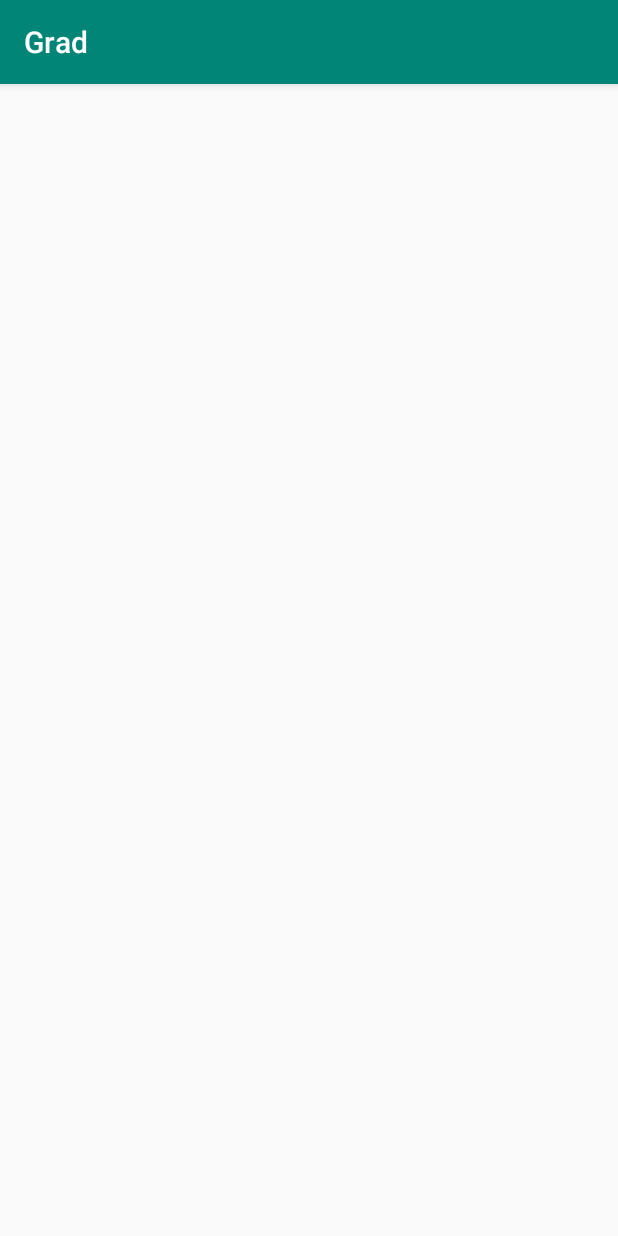
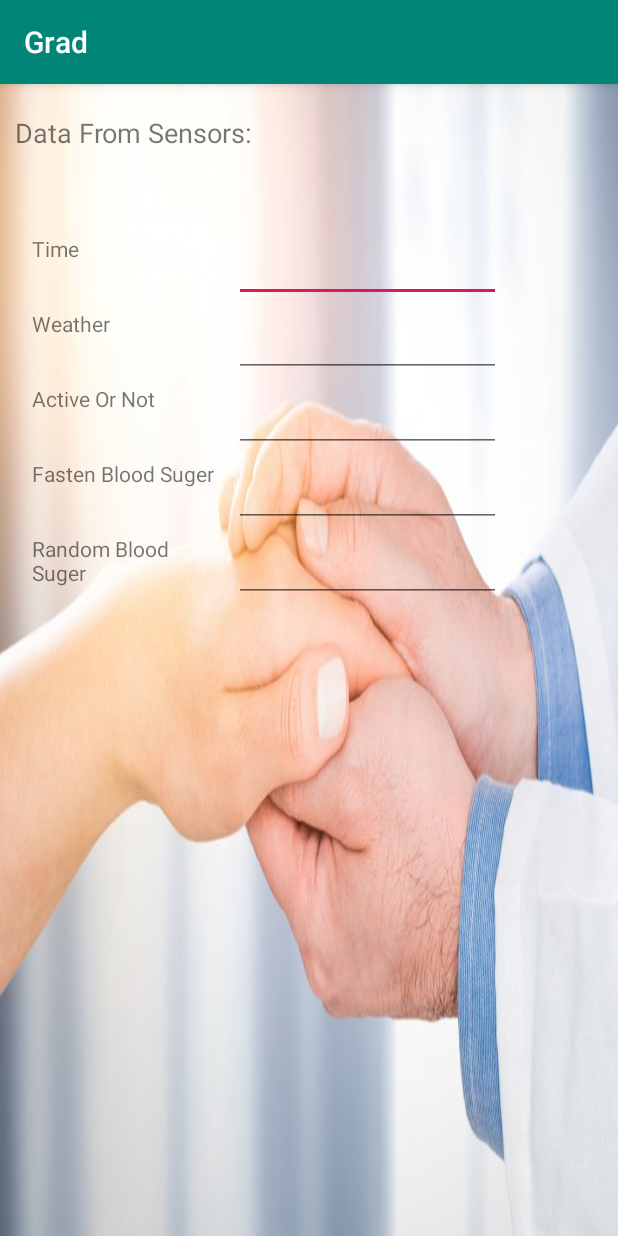
Before and after one commit to ShahdHajaj/GraduationProject, an Android app: the login screen opened directly, with no data from a screen before it, on a phone screen of 412 x 824 dp. Run offline under Robolectric (Android 15) with nearby library versions, the light colour scheme and no system bars.

Commit message:
Add login page

```diff
--- a/app/src/main/java/com/example/grad/login.java
+++ b/app/src/main/java/com/example/grad/login.java
@@ -9,5 +9,6 @@ public class login extends AppCompatActivity {
     protected void onCreate(Bundle savedInstanceState) {
         super.onCreate(savedInstanceState);
         setContentView(R.layout.login);
+
     }
 }
--- a/app/src/main/res/layout/activity_main.xml
+++ b/app/src/main/res/layout/activity_main.xml
@@ -1,7 +1,7 @@
 <?xml version="1.0" encoding="utf-8"?>
 
 <RelativeLayout xmlns:android="http://schemas.android.com/apk/res/android"
-    android:id="@+id/rootRL"
+
     android:layout_width="match_parent"
     android:layout_height="match_parent"
     android:background="@drawable/health">
@@ -23,7 +23,7 @@
         android:text="HealthCare" />
 
     <TextView
-        android:id="@+id/textView6"
+        android:id="@+id/name"
         android:layout_width="129dp"
         android:layout_height="44dp"
 
@@ -47,7 +47,7 @@
         android:inputType="textPersonName" />
 
     <TextView
-        android:id="@+id/textView8"
+        android:id="@+id/password"
         android:layout_width="129dp"
         android:layout_height="44dp"
         android:layout_alignParentStart="true"
@@ -89,23 +89,23 @@
         android:layout_alignParentRight="true"
         android:layout_marginStart="201dp"
         android:layout_marginLeft="201dp"
-        android:layout_marginTop="331dp"
+        android:layout_marginTop="327dp"
         android:layout_marginRight="69dp"
         android:text="Sign in " />
 
     <Button
         android:id="@+id/signup1"
-        android:layout_width="120dp"
-        android:layout_height="37dp"
+        android:layout_width="141dp"
+        android:layout_height="wrap_content"
         android:layout_alignParentStart="true"
         android:layout_alignParentLeft="true"
         android:layout_alignParentTop="true"
 
         android:layout_alignParentRight="true"
-        android:layout_marginStart="49dp"
-        android:layout_marginLeft="49dp"
-        android:layout_marginTop="336dp"
-        android:layout_marginRight="242dp"
+        android:layout_marginStart="62dp"
+        android:layout_marginLeft="62dp"
+        android:layout_marginTop="326dp"
+        android:layout_marginRight="208dp"
         android:text="sign up" />
 
 </RelativeLayout>
--- a/app/src/main/res/layout/login.xml
+++ b/app/src/main/res/layout/login.xml
@@ -1,6 +1,143 @@
 <?xml version="1.0" encoding="utf-8"?>
-<LinearLayout xmlns:android="http://schemas.android.com/apk/res/android"
+
+<RelativeLayout xmlns:android="http://schemas.android.com/apk/res/android"
+
     android:layout_width="match_parent"
-    android:layout_height="match_parent">
+    android:layout_height="match_parent"
+    android:background="@drawable/health">
 
-</LinearLayout>
+    <TextView
+        android:id="@+id/title"
+        android:layout_width="178dp"
+        android:layout_height="wrap_content"
+        android:layout_alignParentStart="true"
+        android:layout_alignParentLeft="true"
+        android:layout_alignParentTop="true"
+
+        android:layout_alignParentRight="true"
+        android:layout_marginStart="10dp"
+        android:layout_marginLeft="159dp"
+
+        android:layout_marginTop="20dp"
+        android:layout_marginRight="54dp"
+        android:text="Data From Sensors: "
+        android:textSize="18sp" />
+
+
+
+    <TextView
+        android:id="@+id/time"
+        android:layout_width="129dp"
+        android:layout_height="44dp"
+        android:layout_alignParentStart="true"
+        android:layout_alignParentLeft="true"
+        android:layout_alignParentTop="true"
+        android:layout_alignParentRight="true"
+        android:layout_marginStart="21dp"
+        android:layout_marginLeft="21dp"
+        android:layout_marginTop="100dp"
+        android:layout_marginRight="261dp"
+        android:text="Time" />
+
+
+    <EditText
+        android:id="@+id/timefield"
+        android:layout_width="178dp"
+        android:layout_height="wrap_content"
+        android:layout_alignParentStart="true"
+        android:layout_alignParentLeft="true"
+        android:layout_alignParentTop="true"
+        android:layout_alignParentRight="true"
+        android:layout_marginStart="156dp"
+        android:layout_marginLeft="156dp"
+        android:layout_marginTop="100dp"
+        android:layout_marginRight="77dp"
+        android:ems="10" />
+
+
+
+    <TextView
+        android:id="@+id/weather"
+        android:layout_width="129dp"
+        android:layout_height="44dp"
+        android:layout_alignParentStart="true"
+        android:layout_alignParentLeft="true"
+        android:layout_alignParentTop="true"
+        android:layout_alignParentRight="true"
+        android:layout_marginStart="21dp"
+        android:layout_marginLeft="21dp"
+        android:layout_marginTop="150dp"
+        android:layout_marginRight="261dp"
+        android:text="Weather" />
+    <EditText
+        android:id="@+id/weatherfield"
+        android:layout_width="178dp"
+        android:layout_height="wrap_content"
+        android:layout_alignParentStart="true"
+        android:layout_alignParentLeft="true"
+        android:layout_alignParentTop="true"
+
+        android:layout_alignParentRight="true"
+        android:layout_marginStart="156dp"
+        android:layout_marginLeft="156dp"
+        android:layout_marginTop="150dp"
+        android:layout_marginRight="77dp"
+        android:ems="10" />
+    <TextView
+        android:id="@+id/Active"
+        android:layout_width="129dp"
+        android:layout_height="44dp"
+        android:layout_marginStart="21dp"
+        android:layout_marginLeft="21dp"
+        android:layout_marginTop="200dp"
+        android:layout_marginRight="261dp"
+        android:text="Active Or Not" />
+
+    <EditText
+        android:id="@+id/activefiled"
+        android:layout_width="178dp"
+        android:layout_height="wrap_content"
+        android:layout_marginStart="156dp"
+        android:layout_marginLeft="156dp"
+        android:layout_marginTop="200dp"
+        android:layout_marginRight="77dp"
+        android:ems="10" />
+    <TextView
+        android:id="@+id/fasten"
+        android:layout_width="129dp"
+        android:layout_height="44dp"
+        android:layout_marginStart="21dp"
+        android:layout_marginLeft="21dp"
+        android:layout_marginTop="250dp"
+        android:layout_marginRight="261dp"
+        android:text="Fasten Blood Suger" />
+
+    <EditText
+        android:id="@+id/fastenfiled"
+        android:layout_width="178dp"
+        android:layout_height="wrap_content"
+        android:layout_marginStart="156dp"
+        android:layout_marginLeft="156dp"
+        android:layout_marginTop="250dp"
+        android:layout_marginRight="77dp"
+        android:ems="10" />
+    <TextView
+        android:id="@+id/random"
+        android:layout_width="129dp"
+        android:layout_height="44dp"
+        android:layout_marginStart="21dp"
+        android:layout_marginLeft="21dp"
+        android:layout_marginTop="300dp"
+        android:layout_marginRight="261dp"
+        android:text="Random Blood Suger" />
+
+    <EditText
+        android:id="@+id/randomfiled"
+        android:layout_width="178dp"
+        android:layout_height="wrap_content"
+        android:layout_marginStart="156dp"
+        android:layout_marginLeft="156dp"
+        android:layout_marginTop="300dp"
+        android:layout_marginRight="77dp"
+        android:ems="10" />
+</RelativeLayout>
--- a/app/src/main/res/layout/signup.xml
+++ b/app/src/main/res/layout/signup.xml
@@ -1,12 +1,12 @@
 <?xml version="1.0" encoding="utf-8"?>
 <RelativeLayout xmlns:android="http://schemas.android.com/apk/res/android"
-    android:id="@+id/rootRL"
+
     android:layout_width="match_parent"
     android:layout_height="match_parent"
     android:background="@drawable/health">
 
     <TextView
-        android:id="@+id/textView6"
+        android:id="@+id/name"
         android:layout_width="129dp"
         android:layout_height="44dp"
 
@@ -21,7 +21,7 @@
         android:text="Gender" />
 
     <TextView
-        android:id="@+id/textView8"
+        android:id="@+id/password"
         android:layout_width="129dp"
         android:layout_height="44dp"
         android:layout_alignParentStart="true"
@@ -212,7 +212,7 @@
 
     <TextView
         android:id="@+id/fill"
-        android:layout_width="wrap_content"
+        android:layout_width="287dp"
         android:layout_height="wrap_content"
         android:layout_alignParentStart="true"
         android:layout_alignParentLeft="true"
@@ -221,7 +221,7 @@
         android:layout_marginStart="82dp"
         android:layout_marginLeft="82dp"
         android:layout_marginTop="15dp"
-        android:layout_marginRight="113dp"
+        android:layout_marginRight="42dp"
         android:text="Fill Your Information"
         android:textSize="24sp" />
 
```
